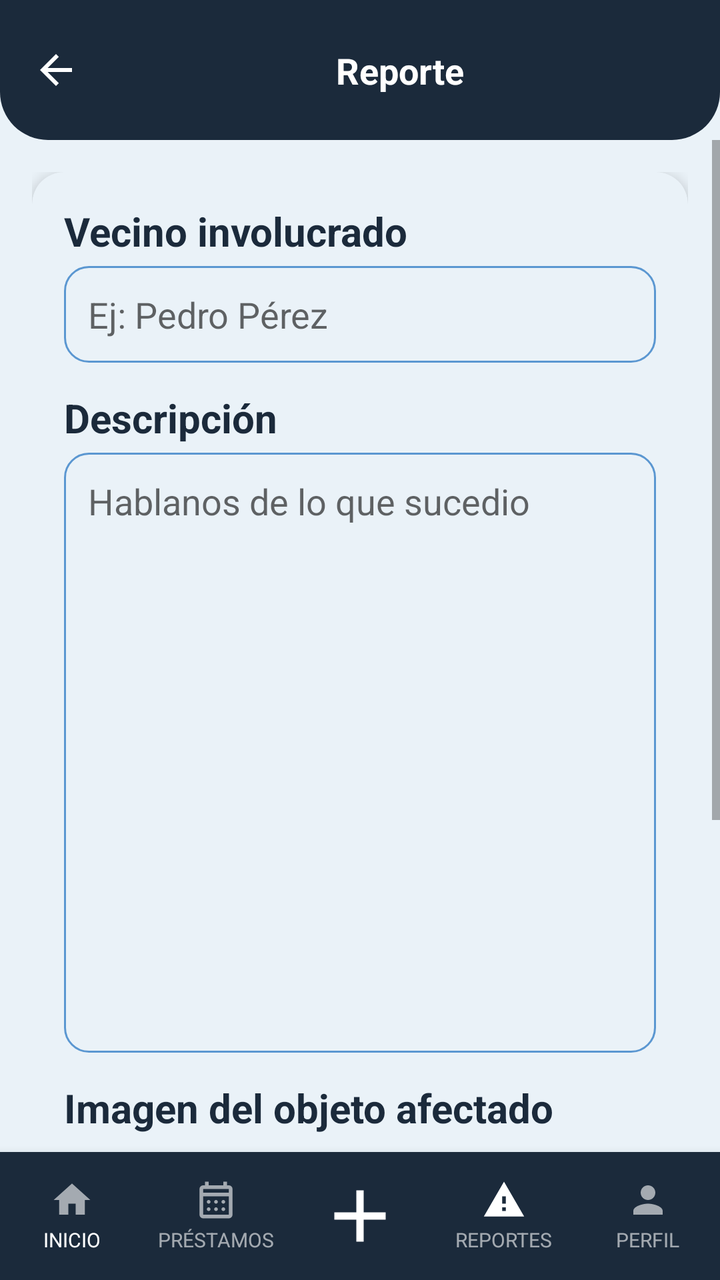
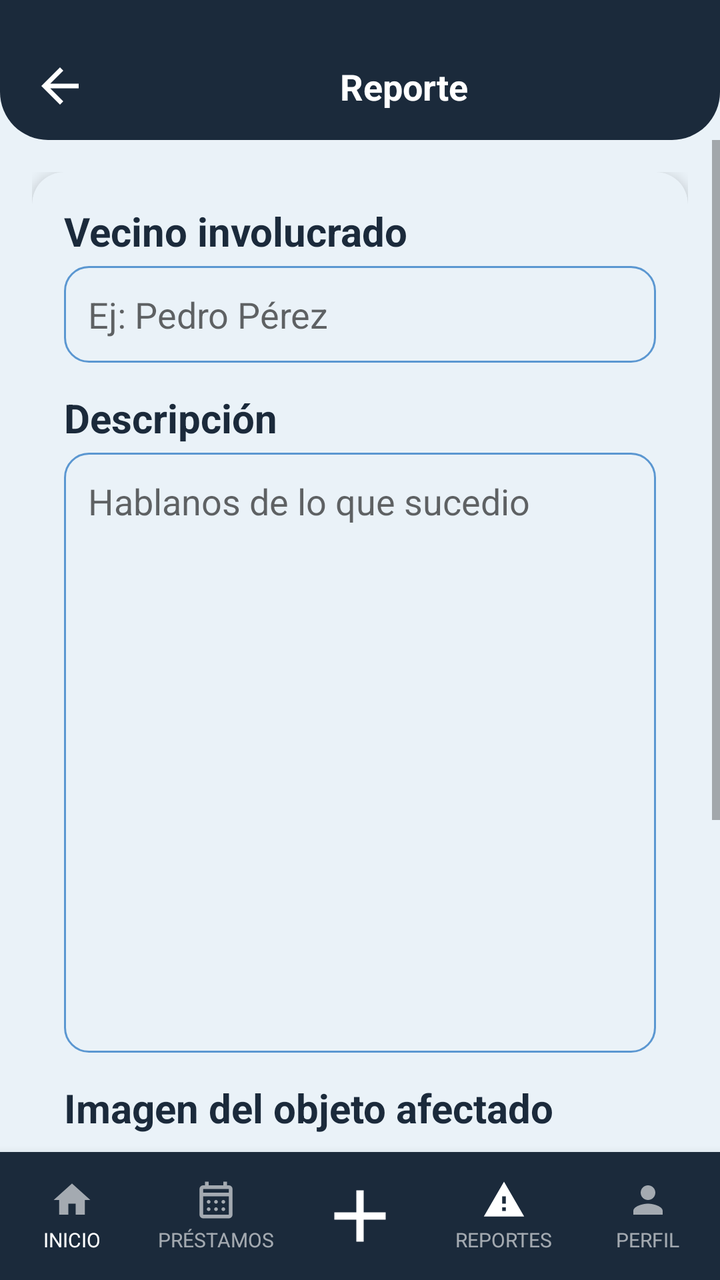

The first picture is an Android layout as it rendered before a commit; the second is the same layout after the commit. The layout source and the unified diff follow.
<!-- AndroidManifest.xml: application theme Theme.YipShare -->
<!-- res/layout/activity_reporte.xml -->
<?xml version="1.0" encoding="utf-8"?>
<androidx.constraintlayout.widget.ConstraintLayout
    xmlns:android="http://schemas.android.com/apk/res/android"
    xmlns:app="http://schemas.android.com/apk/res-auto"
    xmlns:tools="http://schemas.android.com/tools"
    android:id="@+id/main"
    android:layout_width="match_parent"
    android:layout_height="match_parent"
    android:background="@color/fondo_pantalla">


    <View
        android:id="@+id/bg_header"
        android:layout_width="0dp"
        android:layout_height="0dp"
        android:background="@drawable/bg_header"
        app:layout_constraintTop_toTopOf="parent"
        app:layout_constraintStart_toStartOf="parent"
        app:layout_constraintEnd_toEndOf="parent"
        app:layout_constraintBottom_toBottomOf="@id/guideline_header" />

    <androidx.constraintlayout.widget.Guideline
        android:id="@+id/guideline_header"
        android:layout_width="wrap_content"
        android:layout_height="wrap_content"
        android:orientation="horizontal"
        app:layout_constraintGuide_begin="70dp" />

    <ImageView
        android:id="@+id/btn_regresar"
        android:layout_width="24dp"
        android:layout_height="24dp"
        android:src="@drawable/ic_arrow_back"
        app:tint="@android:color/white"
        android:contentDescription="Regresar"
        android:clickable="true"
        android:focusable="true"
        android:background="?attr/selectableItemBackgroundBorderless"
        android:layout_marginStart="16dp"
        app:layout_constraintTop_toTopOf="@id/bg_header"
        app:layout_constraintBottom_toBottomOf="@id/bg_header"
        app:layout_constraintStart_toStartOf="parent" />

    <TextView
        android:id="@+id/tv_titulo_pantalla"
        android:layout_width="0dp"
        android:layout_height="wrap_content"
        android:text="Reporte"
        android:textAlignment="center"
        android:textColor="@android:color/white"
        android:textStyle="bold"
        android:textSize="18sp"
        android:gravity="center"
        app:layout_constraintTop_toTopOf="@id/bg_header"
        app:layout_constraintBottom_toBottomOf="@id/bg_header"
        app:layout_constraintStart_toEndOf="@id/btn_regresar"
        app:layout_constraintEnd_toEndOf="parent" />


    <ScrollView
        android:layout_width="0dp"
        android:layout_height="0dp"
        app:layout_constraintTop_toBottomOf="@id/guideline_header"
        app:layout_constraintStart_toStartOf="parent"
        app:layout_constraintEnd_toEndOf="parent"
        app:layout_constraintBottom_toTopOf="@id/bottom_nav">

        <androidx.constraintlayout.widget.ConstraintLayout
            android:layout_width="match_parent"
            android:layout_height="wrap_content"
            android:padding="16dp">

            <androidx.cardview.widget.CardView
                android:id="@+id/card_formulario"
                android:layout_width="0dp"
                android:layout_height="wrap_content"
                app:cardCornerRadius="16dp"
                app:cardElevation="4dp"
                app:cardBackgroundColor="@color/color_tarjeta"
                app:layout_constraintTop_toTopOf="parent"
                app:layout_constraintStart_toStartOf="parent"
                app:layout_constraintEnd_toEndOf="parent">

                <LinearLayout
                    android:layout_width="match_parent"
                    android:layout_height="wrap_content"
                    android:orientation="vertical"
                    android:padding="16dp">

                    <TextView
                        android:id="@+id/report_vecino"
                        style="@style/TextTitle"
                        android:layout_width="wrap_content"
                        android:layout_height="wrap_content"
                        android:textSize="20sp"
                        android:text="Vecino involucrado" />

                    <EditText
                        android:id="@+id/et_nombre_vecino"
                        android:layout_width="match_parent"
                        android:layout_height="wrap_content"
                        android:layout_marginTop="4dp"
                        android:background="@drawable/bg_input"
                        android:padding="12dp"
                        android:inputType="textCapSentences"
                        android:hint="Ej: Pedro Pérez" />


                    <TextView
                        style="@style/TextTitle"
                        android:layout_width="wrap_content"
                        android:layout_height="wrap_content"
                        android:layout_marginTop="14dp"
                        android:textSize="20sp"
                        android:text="Descripción" />

                    <EditText
                        android:id="@+id/et_descripcion"
                        android:layout_width="match_parent"
                        android:layout_height="300dp"
                        android:layout_marginTop="4dp"
                        android:background="@drawable/bg_input"
                        android:padding="12dp"
                        android:gravity="top|start"
                        android:inputType="textMultiLine|textCapSentences"
                        android:hint="Hablanos de lo que sucedio" />

                    <TextView
                        style="@style/TextTitle"
                        android:layout_width="match_parent"
                        android:layout_height="wrap_content"
                        android:text="Imagen del objeto afectado"
                        android:textSize="20sp"
                        android:layout_marginTop="14dp" />

                    <FrameLayout
                        android:layout_width="match_parent"
                        android:layout_height="140dp"
                        android:layout_marginTop="16dp"
                        android:background="@drawable/bg_placeholder_imagen">

                        <ImageView
                            android:id="@+id/iv_preview_imagen"
                            android:layout_width="match_parent"
                            android:layout_height="match_parent"
                            android:scaleType="centerCrop"
                            android:contentDescription="Vista previa de la imagen"
                            android:visibility="gone" />

                        <Button
                            android:id="@+id/btn_cambiar_imagen2"
                            style="@style/ButtonPrimary"
                            android:layout_width="300dp"
                            android:layout_height="wrap_content"
                            android:layout_gravity="center"
                            android:text="Cambiar imagen" />

                    </FrameLayout>


                    <Button
                        android:id="@+id/btn_cambiar_imagen"
                        style="@style/ButtonPrimary"
                        android:layout_width="300dp"
                        android:layout_height="wrap_content"
                        android:layout_gravity="center"
                        android:layout_marginTop="20dp"
                        android:text="Enviar Reporte" />



                </LinearLayout>

            </androidx.cardview.widget.CardView>



        </androidx.constraintlayout.widget.ConstraintLayout>

    </ScrollView>


    <LinearLayout
        android:id="@+id/bottom_nav"
        android:layout_width="0dp"
        android:layout_height="64dp"
        android:orientation="horizontal"
        android:weightSum="5"
        android:background="@color/azul_yipshare"
        android:elevation="8dp"
        app:layout_constraintBottom_toBottomOf="parent"
        app:layout_constraintStart_toStartOf="parent"
        app:layout_constraintEnd_toEndOf="parent">

        <LinearLayout
            android:id="@+id/nav_inicio"
            android:layout_width="0dp"
            android:layout_height="match_parent"
            android:layout_weight="1"
            android:orientation="vertical"
            android:gravity="center"
            android:clickable="true"
            android:focusable="true"
            android:background="?attr/selectableItemBackgroundBorderless">

            <ImageView
                android:id="@+id/imageView_inicio"
                android:layout_width="22dp"
                android:layout_height="22dp"
                android:src="@drawable/ic_house_princial"
                app:tint="#99FFFFFF"
                android:contentDescription="Inicio" />

            <TextView
                android:id="@+id/textView_inicio"
                android:layout_width="wrap_content"
                android:layout_height="wrap_content"
                android:text="INICIO"
                android:textColor="@android:color/white"
                android:textSize="10sp"
                android:layout_marginTop="2dp" />
        </LinearLayout>

        <LinearLayout
            android:id="@+id/nav_prestamos"
            android:layout_width="0dp"
            android:layout_height="match_parent"
            android:layout_weight="1"
            android:orientation="vertical"
            android:gravity="center"
            android:clickable="true"
            android:focusable="true"
            android:background="?attr/selectableItemBackgroundBorderless">

            <ImageView
                android:id="@+id/imageView_prestamos"
                android:layout_width="22dp"
                android:layout_height="22dp"
                android:src="@drawable/ic_calendar_month"
                app:tint="#99FFFFFF"
                android:contentDescription="Préstamos" />

            <TextView
                android:id="@+id/textView_prestamos"
                android:layout_width="wrap_content"
                android:layout_height="wrap_content"
                android:text="PRÉSTAMOS"
                android:textColor="#99FFFFFF"
                android:textSize="10sp"
                android:layout_marginTop="2dp" />
        </LinearLayout>

        <LinearLayout
            android:id="@+id/nav_agregar"
            android:layout_width="0dp"
            android:layout_height="match_parent"
            android:layout_weight="1"
            android:orientation="vertical"
            android:gravity="center"
            android:clickable="true"
            android:focusable="true"
            android:background="?attr/selectableItemBackgroundBorderless">

            <ImageView
                android:id="@+id/imageView_agregar"
                android:layout_width="44dp"
                android:layout_height="44dp"
                android:src="@drawable/ic_plus_icon"
                app:tint="@android:color/white"
                android:contentDescription="Agregar" />
        </LinearLayout>

        <LinearLayout
            android:id="@+id/nav_reportes"
            android:layout_width="0dp"
            android:layout_height="match_parent"
            android:layout_weight="1"
            android:orientation="vertical"
            android:gravity="center"
            android:clickable="true"
            android:focusable="true"
            android:background="?attr/selectableItemBackgroundBorderless">

            <ImageView
                android:id="@+id/imageView_reportes"
                android:layout_width="22dp"
                android:layout_height="22dp"
                android:src="@drawable/ic_warning"
                app:tint="@android:color/white"
                android:contentDescription="Reportes" />

            <TextView
                android:id="@+id/textView_reportes"
                android:layout_width="wrap_content"
                android:layout_height="wrap_content"
                android:text="REPORTES"
                android:textColor="#99FFFFFF"
                android:textSize="10sp"
                android:layout_marginTop="2dp" />
        </LinearLayout>

        <LinearLayout
            android:id="@+id/nav_perfil"
            android:layout_width="0dp"
            android:layout_height="match_parent"
            android:layout_weight="1"
            android:orientation="vertical"
            android:gravity="center"
            android:clickable="true"
            android:focusable="true"
            android:background="?attr/selectableItemBackgroundBorderless">

            <ImageView
                android:id="@+id/imageView_perfil"
                android:layout_width="22dp"
                android:layout_height="22dp"
                android:src="@drawable/ic_person"
                app:tint="#99FFFFFF"
                android:contentDescription="Perfil" />

            <TextView
                android:id="@+id/textView_perfil"
                android:layout_width="wrap_content"
                android:layout_height="wrap_content"
                android:text="PERFIL"
                android:textColor="#99FFFFFF"
                android:textSize="10sp"
                android:layout_marginTop="2dp" />
        </LinearLayout>

    </LinearLayout>

</androidx.constraintlayout.widget.ConstraintLayout>
<!-- resources referenced by this layout -->
<resources>
  <color name="azul_yipshare">#1B2A3B</color>
  <color name="color_tarjeta">#EAF2F8</color>
  <color name="fondo_pantalla">#EAF2F8</color>
  <!-- drawable bg_header (drawable) -->
  <?xml version="1.0" encoding="utf-8"?>
  <shape xmlns:android="http://schemas.android.com/apk/res/android"
      android:shape="rectangle">
      <solid android:color="@color/azul_yipshare" />
      <corners
          android:bottomLeftRadius="24dp"
          android:bottomRightRadius="24dp" />
  </shape>
  <!-- drawable bg_placeholder_imagen (drawable) -->
  <?xml version="1.0" encoding="utf-8"?>
  <shape xmlns:android="http://schemas.android.com/apk/res/android"
      android:shape="rectangle">
      <solid android:color="@color/input_fondo" />
      <corners android:radius="8dp" />
  </shape>
  <!-- drawable ic_arrow_back (drawable) -->
  <vector xmlns:android="http://schemas.android.com/apk/res/android"
      android:width="24dp"
      android:height="24dp"
      android:viewportWidth="24"
      android:viewportHeight="24"
      android:tint="?attr/colorControlNormal">
      <path
          android:fillColor="@android:color/white"
          android:pathData="M20,11H7.83l5.59,-5.59L12,4l-8,8 8,8 1.41,-1.41L7.83,13H20v-2z"/>
  </vector>
  <!-- drawable ic_house_princial (drawable) -->
  <vector xmlns:android="http://schemas.android.com/apk/res/android"
      android:width="24dp"
      android:height="24dp"
      android:viewportWidth="24"
      android:viewportHeight="24">
      <path
          android:fillColor="@android:color/white"
          android:pathData="M10,20v-6h4v6h5v-8h3L12,3 2,12h3v8z"/>
  </vector>
  <!-- drawable ic_person (drawable) -->
  <vector xmlns:android="http://schemas.android.com/apk/res/android"
      android:width="24dp"
      android:height="24dp"
      android:viewportWidth="24"
      android:viewportHeight="24">
      <path
          android:fillColor="@android:color/white"
          android:pathData="M12,12c2.21,0 4,-1.79 4,-4s-1.79,-4 -4,-4 -4,1.79 -4,4 1.79,4 4,4zM12,14c-2.67,0 -8,1.34 -8,4v2h16v-2c0,-2.66 -5.33,-4 -8,-4z"/>
  </vector>
  <!-- drawable ic_plus_icon (drawable) -->
  <vector xmlns:android="http://schemas.android.com/apk/res/android"
      android:width="24dp"
      android:height="24dp"
      android:viewportWidth="960"
      android:viewportHeight="960">
      <path
          android:fillColor="@android:color/white"
          android:pathData="M440,520L200,520L200,440L440,440L440,200L520,200L520,440L760,440L760,520L520,520L520,760L440,760L440,520Z"/>
  </vector>
  <!-- drawable ic_warning (drawable) -->
  <vector xmlns:android="http://schemas.android.com/apk/res/android"
      android:width="24dp"
      android:height="24dp"
      android:viewportWidth="24"
      android:viewportHeight="24">
      <path
          android:fillColor="@android:color/white"
          android:pathData="M1,21h22L12,2 1,21zM13,18h-2v-2h2v2zM13,14h-2v-4h2v4z"/>
  </vector>
  <style name="ButtonPrimary">
          <item name="android:layout_width">match_parent</item>
          <item name="android:layout_height">52dp</item>
          <item name="android:background">@drawable/bg_button_primary</item>
          <item name="android:textColor">#FFFFFF</item>
          <item name="android:textSize">16sp</item>
          <item name="android:textAllCaps">false</item>
      </style>
  <style name="TextTitle">
          <item name="android:textColor">@color/azul_yipshare</item>
          <item name="android:textSize">18sp</item>
          <item name="android:textStyle">bold</item>
      </style>
  <style name="Theme.YipShare" parent="Theme.AppCompat.DayNight.NoActionBar">
          <item name="android:windowBackground">@color/fondo_pantalla</item>
      </style>
  <color name="input_fondo">#EAF2F8</color>
  <color name="input_stroke">#5B97D1</color>
  <!-- drawable bg_button_primary (drawable) -->
  <?xml version="1.0" encoding="utf-8"?>
  <shape xmlns:android="http://schemas.android.com/apk/res/android"
      android:shape="rectangle">
      <solid android:color="@color/azul_yipshare" />
      <corners android:radius="12dp" />
  </shape>
  <!-- unchanged entries left out for length: 2 -->
</resources>

<!-- the commit's change to res/layout/activity_reporte.xml (unified diff, before → after) -->
@@ -28,8 +28,8 @@
 
     <ImageView
         android:id="@+id/btn_regresar"
-        android:layout_width="24dp"
-        android:layout_height="24dp"
+        android:layout_width="28dp"
+        android:layout_height="28dp"
         android:src="@drawable/ic_arrow_back"
         app:tint="@android:color/white"
         android:contentDescription="Regresar"
@@ -37,6 +37,7 @@
         android:focusable="true"
         android:background="?attr/selectableItemBackgroundBorderless"
         android:layout_marginStart="16dp"
+        android:layout_marginTop="16dp"
         app:layout_constraintTop_toTopOf="@id/bg_header"
         app:layout_constraintBottom_toBottomOf="@id/bg_header"
         app:layout_constraintStart_toStartOf="parent" />
@@ -51,6 +52,7 @@
         android:textStyle="bold"
         android:textSize="18sp"
         android:gravity="center"
+        android:layout_marginTop="16dp"
         app:layout_constraintTop_toTopOf="@id/bg_header"
         app:layout_constraintBottom_toBottomOf="@id/bg_header"
         app:layout_constraintStart_toEndOf="@id/btn_regresar"
